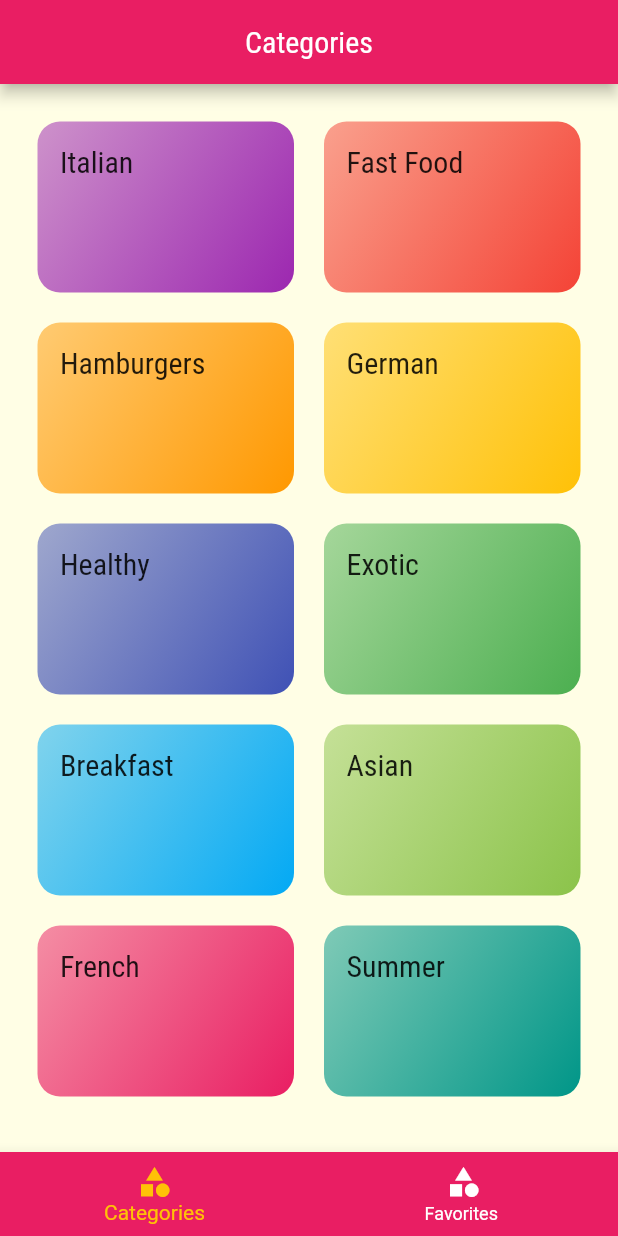
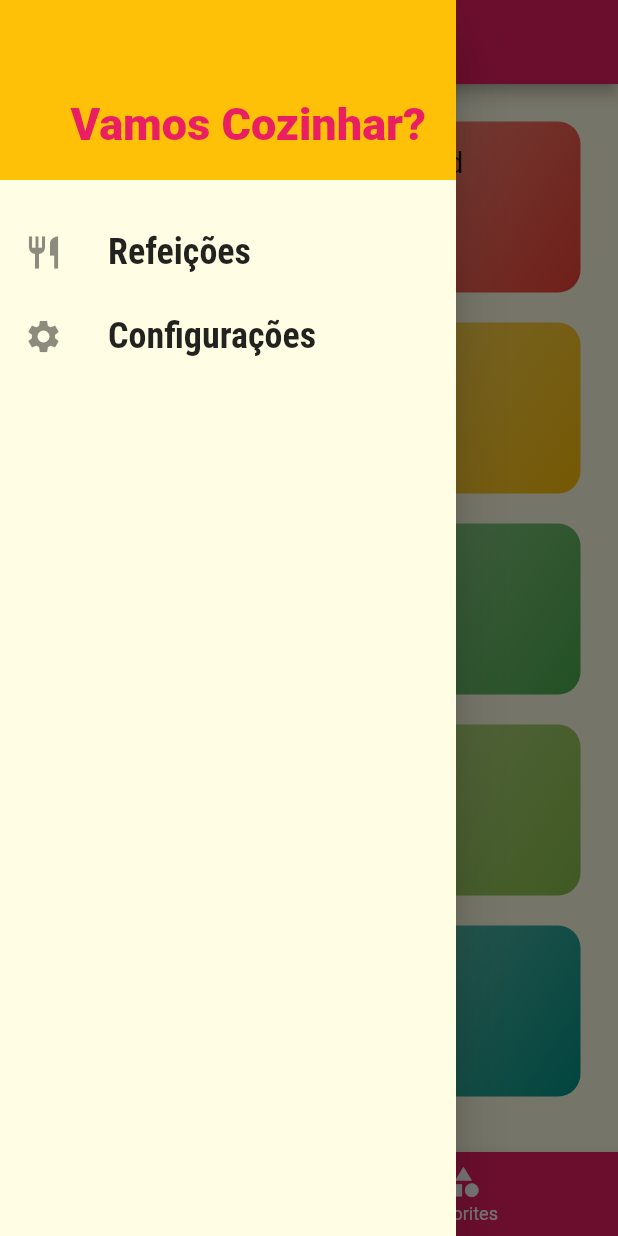
Before and after one commit to rafael-lima-rodrigues/meals-flutter, a Flutter app: the screen it shows after launch, with the side drawer open (before the commit the screen has no drawer), on a phone screen of 412 x 824 dp. Run offline on Flutter 3.47's test engine with Material 2 defaults, Android fonts, the phone set to English and light mode, and no system bars.

Commit message:
create Drawer

```diff
--- /dev/null
+++ b/lib/components/main_drawer.dart
@@ -0,0 +1,60 @@
+import 'package:flutter/material.dart';
+import 'package:meals/utils/app_routes.dart';
+
+class MainDrawer extends StatelessWidget {
+  const MainDrawer({super.key});
+
+  Widget _createitem(IconData icon, String label, VoidCallback onTap){
+    return ListTile(
+      leading: Icon(
+        icon,
+        size: 26,
+         ),
+         title: Text(
+          label,
+          style: const TextStyle(
+            fontFamily: 'RobotoCondensed',
+            fontSize: 24,
+            fontWeight: FontWeight.bold,
+          ),
+         ),
+         onTap: onTap,
+    );
+  }
+
+  @override
+  Widget build(BuildContext context) {
+    return Drawer(
+      child: Column(
+        children: <Widget>[
+          Container(
+            height: 120,
+            width: double.infinity,
+            padding: const EdgeInsets.all(20),
+            color: Theme.of(context).colorScheme.secondary,
+            alignment: Alignment.bottomRight,
+            child: Text(
+              'Vamos Cozinhar?',
+              style: TextStyle(
+                fontWeight: FontWeight.w900,
+                fontSize: 30,
+                color: Theme.of(context).colorScheme.primary
+              ),
+              ),
+          ),
+          const SizedBox(height: 20,),
+          _createitem(
+            Icons.restaurant,
+             'Refeições',
+             () => Navigator.of(context).pushReplacementNamed(AppRoute.HOME),
+              ),
+          _createitem(
+            Icons.settings,
+            'Configurações',
+            () => Navigator.of(context).pushReplacementNamed(AppRoute.SETTINGS),
+            ),
+         ],
+        ),
+    );
+  }
+}
--- a/lib/main.dart
+++ b/lib/main.dart
@@ -2,6 +2,7 @@ import 'package:flutter/material.dart';
 import 'package:meals/utils/app_routes.dart';
 import 'package:meals/views/categories_meals_view.dart';
 import 'package:meals/views/meal_detail_view.dart';
+import 'package:meals/views/settings_view.dart';
 import 'package:meals/views/tabs_view.dart';
 
 void main() => runApp(MyApp());
@@ -28,6 +29,7 @@ class MyApp extends StatelessWidget {
         AppRoute.HOME: (ctx) => TabsView(),
         AppRoute.CATEGORIES_MEALS: (ctx) => CategoryMealsView(),
         AppRoute.MEALS_DETAIL: (ctx) => MealDetailView(),
+        AppRoute.SETTINGS: (ctx) => SettingsView(),
       },
     );
   }
--- a/lib/utils/app_routes.dart
+++ b/lib/utils/app_routes.dart
@@ -2,5 +2,6 @@ class AppRoute {
   static const HOME = '/';
   static const CATEGORIES_MEALS = '/categories-meals';
   static const MEALS_DETAIL = '/meal-detail';
+  static const SETTINGS = '/settings';
 
 }
--- /dev/null
+++ b/lib/views/settings_view.dart
@@ -0,0 +1,19 @@
+import 'package:flutter/material.dart';
+import 'package:flutter/src/widgets/container.dart';
+import 'package:flutter/src/widgets/framework.dart';
+import 'package:meals/components/main_drawer.dart';
+class SettingsView extends StatelessWidget {
+  const SettingsView({super.key});
+
+  @override
+  Widget build(BuildContext context) {
+    return Scaffold(
+      appBar: AppBar(
+        title: const Text('Settings'),
+      ),
+      drawer: const MainDrawer(),
+      body: const Center(child: Text('Settings!'),
+      ),
+    );
+  }
+}
--- a/lib/views/tabs_view.dart
+++ b/lib/views/tabs_view.dart
@@ -1,4 +1,5 @@
 import 'package:flutter/material.dart';
+import 'package:meals/components/main_drawer.dart';
 import 'package:meals/views/categories_view.dart';
 import 'package:meals/views/favorite_view.dart';
 
@@ -30,6 +31,7 @@ class _TabsViewState extends State<TabsView> {
         title: Text(_views[_selectedViewIndex]['title'] as String),
         centerTitle: true,
       ),
+      drawer: const MainDrawer(),
       body: _views[_selectedViewIndex]['view'] as Widget,
       bottomNavigationBar: BottomNavigationBar(
         onTap: _selectView,
```
